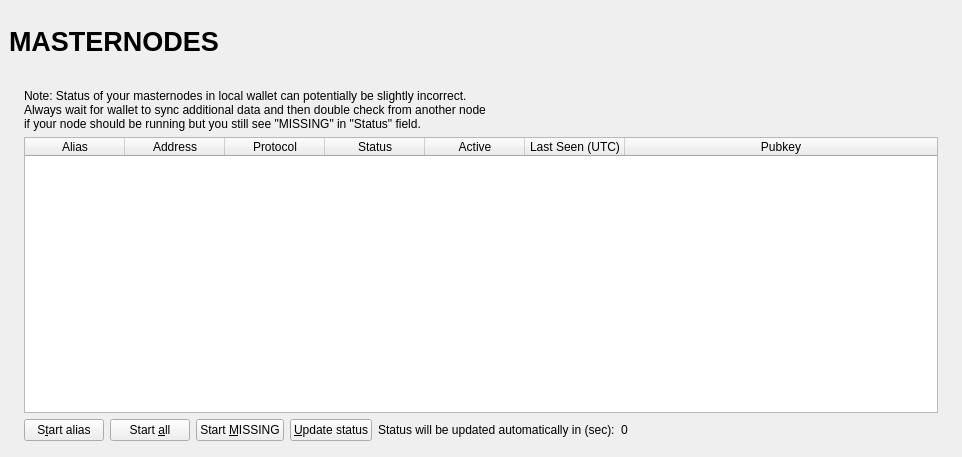
Above: src/qt/forms/masternodelist.ui from ZENZO-Ecosystem/ZENZO-Core-Archive before the change. Below: the same form after it.
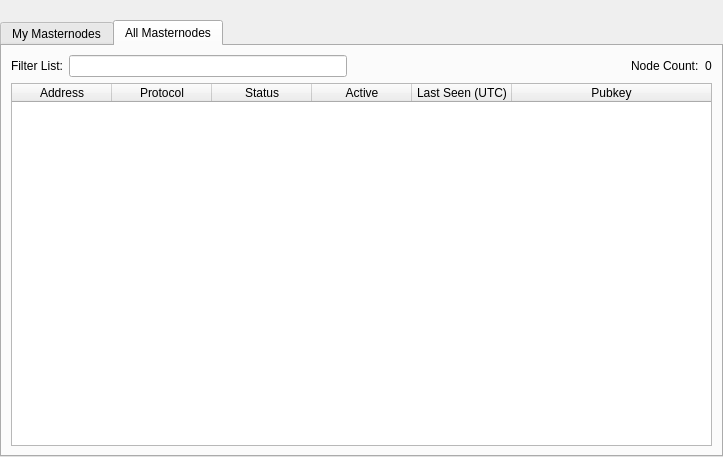
That is the form after the change. The open tabs and pages were chosen to show the change.

Commit message: add all masternodes tab

The edit to the form file:
```diff
--- a/src/qt/forms/masternodelist.ui
+++ b/src/qt/forms/masternodelist.ui
@@ -6,37 +6,17 @@
    <rect>
     <x>0</x>
     <y>0</y>
-    <width>962</width>
+    <width>723</width>
     <height>457</height>
    </rect>
   </property>
   <property name="windowTitle">
    <string>Form</string>
   </property>
-  <layout class="QVBoxLayout" name="topLayout" stretch="0">
+  <layout class="QVBoxLayout" name="topLayout">
    <property name="leftMargin">
-    <number>9</number>
-   </property>
-   <property name="topMargin">
-    <number>9</number>
-   </property>
-   <property name="rightMargin">
-    <number>9</number>
-   </property>
-   <property name="bottomMargin">
-    <number>9</number>
-   </property>
-   <item>
-    <layout class="QVBoxLayout" name="verticalLayout_Master" stretch="0,1">
-     <property name="spacing">
       <number>0</number>
      </property>
-     <item>
-      <widget class="QFrame" name="frame_Header">
-       <layout class="QVBoxLayout" name="verticalLayout_4">
-        <property name="leftMargin">
-         <number>0</number>
-        </property>
         <property name="topMargin">
          <number>0</number>
         </property>
@@ -47,121 +27,37 @@
          <number>0</number>
         </property>
         <item>
-         <layout class="QHBoxLayout" name="horizontalLayout_Header" stretch="1,0,1">
-          <item>
-           <widget class="QLabel" name="labelOverviewHeaderLeft">
-            <property name="minimumSize">
-             <size>
-              <width>464</width>
-              <height>60</height>
-             </size>
-            </property>
-            <property name="maximumSize">
-             <size>
-              <width>16777215</width>
-              <height>60</height>
-             </size>
-            </property>
-            <property name="font">
-             <font>
-              <pointsize>20</pointsize>
-              <weight>75</weight>
-              <bold>true</bold>
-             </font>
-            </property>
-            <property name="text">
-             <string>MASTERNODES</string>
-            </property>
-           </widget>
-          </item>
-          <item>
-           <spacer name="horizontalSpacer">
-            <property name="orientation">
-             <enum>Qt::Horizontal</enum>
-            </property>
-            <property name="sizeHint" stdset="0">
-             <size>
-              <width>40</width>
-              <height>20</height>
-             </size>
-            </property>
-           </spacer>
-          </item>
-          <item>
-           <widget class="QLabel" name="labelOverviewHeaderRight">
-            <property name="minimumSize">
-             <size>
-              <width>290</width>
-              <height>65</height>
-             </size>
-            </property>
-            <property name="maximumSize">
-             <size>
-              <width>290</width>
-              <height>65</height>
-             </size>
-            </property>
-            <property name="font">
-             <font>
-              <pointsize>14</pointsize>
-             </font>
-            </property>
-            <property name="text">
-             <string/>
-            </property>
-            <property name="alignment">
-             <set>Qt::AlignRight|Qt::AlignTrailing|Qt::AlignVCenter</set>
-            </property>
-           </widget>
-          </item>
-         </layout>
-        </item>
-       </layout>
-      </widget>
-     </item>
-     <item>
-      <widget class="QFrame" name="frame_BG">
-       <layout class="QVBoxLayout" name="verticalLayout_3">
-        <property name="leftMargin">
-         <number>6</number>
-        </property>
-        <property name="topMargin">
-         <number>6</number>
-        </property>
-        <property name="rightMargin">
-         <number>6</number>
-        </property>
-        <property name="bottomMargin">
-         <number>6</number>
-        </property>
-        <item>
-         <widget class="QFrame" name="frame_Content">
           <layout class="QVBoxLayout" name="verticalLayout">
-           <property name="spacing">
-            <number>0</number>
-           </property>
-           <property name="leftMargin">
-            <number>0</number>
-           </property>
-           <property name="topMargin">
-            <number>0</number>
-           </property>
-           <property name="rightMargin">
-            <number>0</number>
-           </property>
            <property name="bottomMargin">
             <number>0</number>
            </property>
            <item>
+      <spacer name="horizontalSpacer0">
+       <property name="orientation">
+        <enum>Qt::Horizontal</enum>
+       </property>
+       <property name="sizeHint" stdset="0">
+        <size>
+         <width>make40</width>
+         <height>20</height>
+        </size>
+       </property>
+      </spacer>
+     </item>
+     <item>
+      <widget class="QTabWidget" name="tabWidget">
+       <property name="currentIndex">
+        <number>0</number>
+       </property>
+       <widget class="QWidget" name="tabMyMasternodes">
+        <attribute name="title">
+         <string>My Masternodes</string>
+        </attribute>
             <layout class="QGridLayout" name="gridLayout_2">
-             <property name="spacing">
-              <number>2</number>
-             </property>
              <item row="0" column="0">
-              <widget class="QFrame" name="frameList">
                <layout class="QVBoxLayout" name="verticalLayout_2">
                 <property name="bottomMargin">
-                 <number>1</number>
+            <number>0</number>
                 </property>
                 <item>
                  <layout class="QHBoxLayout" name="horizontalLayout_note">
@@ -189,8 +85,8 @@
                    <palette>
                     <active>
                      <colorrole role="Text">
-                      <brush brushstyle="NoBrush">
-                       <color alpha="128">
+                 <brush brushstyle="SolidPattern">
+                  <color alpha="255">
                         <red>51</red>
                         <green>51</green>
                         <blue>51</blue>
@@ -200,8 +96,8 @@
                     </active>
                     <inactive>
                      <colorrole role="Text">
-                      <brush brushstyle="NoBrush">
-                       <color alpha="128">
+                 <brush brushstyle="SolidPattern">
+                  <color alpha="255">
                         <red>51</red>
                         <green>51</green>
                         <blue>51</blue>
@@ -211,11 +107,11 @@
                     </inactive>
                     <disabled>
                      <colorrole role="Text">
-                      <brush brushstyle="NoBrush">
-                       <color alpha="128">
-                        <red>51</red>
-                        <green>51</green>
-                        <blue>51</blue>
+                 <brush brushstyle="SolidPattern">
+                  <color alpha="255">
+                   <red>85</red>
+                   <green>85</green>
+                   <blue>85</blue>
                        </color>
                       </brush>
                      </colorrole>
@@ -349,14 +245,153 @@
                  </layout>
                 </item>
                </layout>
-              </widget>
-             </item>
-            </layout>
-           </item>
-          </layout>
-         </widget>
-        </item>
-       </layout>
+         </item>
+        </layout>
+       </widget>
+       <widget class="QWidget" name="tabAllMasternodes">
+        <attribute name="title">
+         <string>All Masternodes</string>
+        </attribute>
+        <layout class="QGridLayout" name="gridLayout">
+         <item row="1" column="0">
+          <widget class="QTableWidget" name="tableWidgetMasternodes">
+           <property name="palette">
+            <palette>
+             <active>
+              <colorrole role="Text">
+               <brush brushstyle="SolidPattern">
+                <color alpha="255">
+                 <red>51</red>
+                 <green>51</green>
+                 <blue>51</blue>
+                </color>
+               </brush>
+              </colorrole>
+             </active>
+             <inactive>
+              <colorrole role="Text">
+               <brush brushstyle="SolidPattern">
+                <color alpha="255">
+                 <red>51</red>
+                 <green>51</green>
+                 <blue>51</blue>
+                </color>
+               </brush>
+              </colorrole>
+             </inactive>
+             <disabled>
+              <colorrole role="Text">
+               <brush brushstyle="SolidPattern">
+                <color alpha="255">
+                 <red>85</red>
+                 <green>85</green>
+                 <blue>85</blue>
+                </color>
+               </brush>
+              </colorrole>
+             </disabled>
+            </palette>
+           </property>
+           <property name="editTriggers">
+            <set>QAbstractItemView::NoEditTriggers</set>
+           </property>
+           <property name="alternatingRowColors">
+            <bool>true</bool>
+           </property>
+           <property name="selectionBehavior">
+            <enum>QAbstractItemView::SelectRows</enum>
+           </property>
+           <property name="sortingEnabled">
+            <bool>true</bool>
+           </property>
+           <attribute name="horizontalHeaderStretchLastSection">
+            <bool>true</bool>
+           </attribute>
+           <attribute name="ResizeMode">
+            <enum>QHeaderView::Interactive</enum>
+           </attribute>
+           <column>
+            <property name="text">
+             <string>Address</string>
+            </property>
+           </column>
+           <column>
+            <property name="text">
+             <string>Protocol</string>
+            </property>
+           </column>
+           <column>
+            <property name="text">
+             <string>Status</string>
+            </property>
+           </column>
+           <column>
+            <property name="text">
+             <string>Active</string>
+            </property>
+           </column>
+           <column>
+            <property name="text">
+             <string>Last Seen (UTC)</string>
+            </property>
+           </column>
+           <column>
+            <property name="text">
+             <string>Pubkey</string>
+            </property>
+           </column>
+          </widget>
+         </item>
+         <item row="0" column="0">
+          <layout class="QHBoxLayout" name="horizontalLayout_3">
+           <property name="bottomMargin">
+            <number>0</number>
+           </property>
+           <item>
+            <widget class="QLabel" name="label_filter">
+             <property name="text">
+              <string>Filter List:</string>
+             </property>
+            </widget>
+           </item>
+           <item>
+            <widget class="QLineEdit" name="filterLineEdit">
+             <property name="toolTip">
+              <string>Filter masternode list</string>
+             </property>
+            </widget>
+           </item>
+           <item>
+            <spacer name="horizontalSpacer_3">
+             <property name="orientation">
+              <enum>Qt::Horizontal</enum>
+             </property>
+             <property name="sizeHint" stdset="0">
+              <size>
+               <width>10</width>
+               <height>20</height>
+              </size>
+             </property>
+            </spacer>
+           </item>
+           <item>
+            <widget class="QLabel" name="label_count">
+             <property name="text">
+              <string>Node Count:</string>
+             </property>
+            </widget>
+           </item>
+           <item>
+            <widget class="QLabel" name="countLabel">
+             <property name="text">
+              <string>0</string>
+             </property>
+            </widget>
+           </item>
+          </layout>
+         </item>
+        </layout>
+       </widget>
       </widget>
      </item>
     </layout>
```
Left out of the diff: 12 changed lines with no effect on the pictures. Lines whose indentation alone changed are shown as unchanged.
